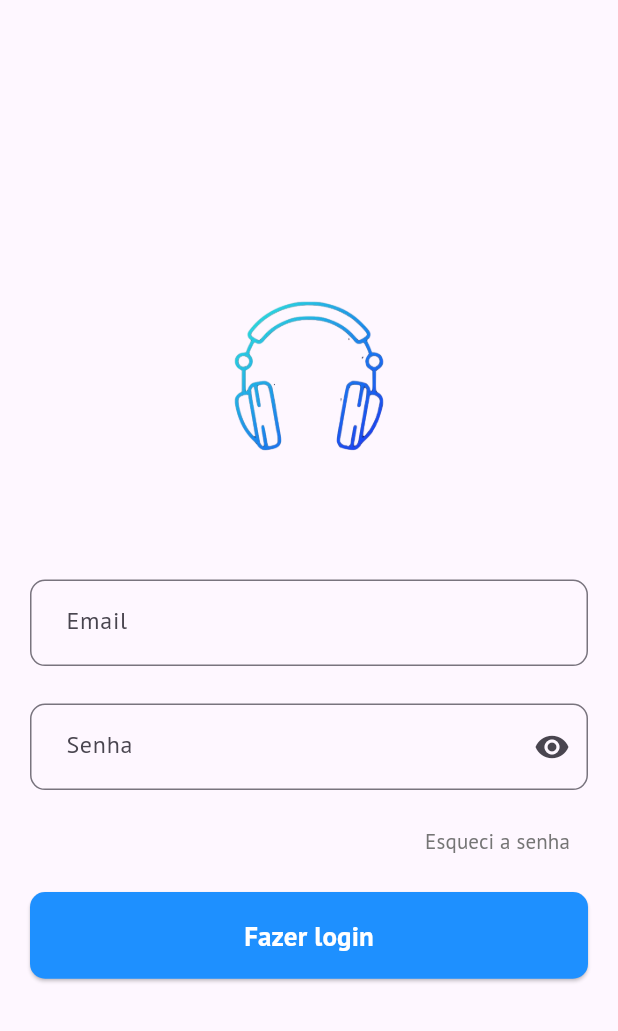
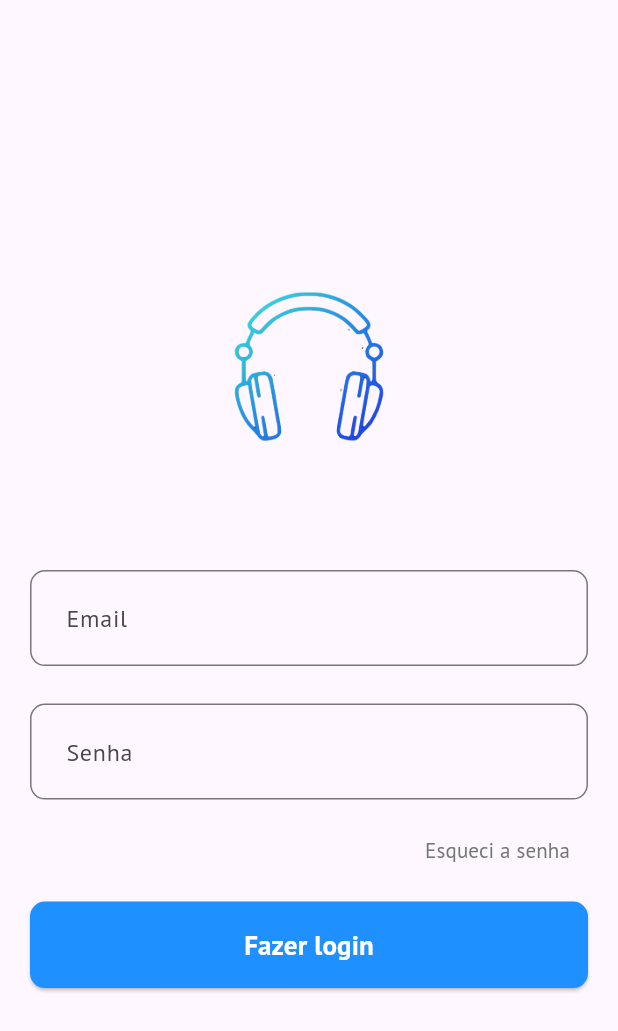
Before and after one commit to gustavoalves20/app_musica, a Flutter app: the LoginView widget shown alone on an empty page, opened directly, on a phone screen of 412 x 824 dp. Shown: the top 1031 px of the screen. Run offline on Flutter 3.47's test engine with Material 3 defaults, Android fonts, the light colour scheme and no system bars; our stand-ins replace google_fonts, sqflite; accounts and stored records are empty.

Commit message:
Criando a pasta routes para organizar as rotas de navegação e organiando os textfield

```diff
--- a/lib/theme/my_text_field_theme.dart
+++ b/lib/theme/my_text_field_theme.dart
@@ -1,20 +1,24 @@
 import 'package:flutter/material.dart';
 
 class MyTextFieldTheme {
-  static InputDecoration get textFieldDecoration {
+  static InputDecoration textFieldDecoration ({
+    String hintText = '',
+    EdgeInsetsGeometry contentPadding = const EdgeInsets.all(10),
+    Color borderColor = Colors.grey,
+    Widget? prefixIcon,
+    Widget? suffixIcon,
+  }) {
     return InputDecoration(
-      contentPadding: const EdgeInsets.all(10),
-      hintText: 'Buscar músicas',
-      prefixIcon: IconButton(
-        onPressed: () {},
-        icon: const Icon(Icons.search_outlined),
-      ),
+      hintText: hintText,
+      contentPadding: contentPadding,
+      prefixIcon: prefixIcon,
+      suffix: suffixIcon,
       border: OutlineInputBorder(
         borderRadius: BorderRadius.circular(10),
       ),
       focusedBorder: OutlineInputBorder(
         borderRadius: BorderRadius.circular(10),
-        borderSide: const BorderSide(color: Colors.black),
+        borderSide: BorderSide(color: borderColor),
       ),
     );
   }
--- a/lib/views/home_view.dart
+++ b/lib/views/home_view.dart
@@ -1,5 +1,6 @@
 import 'package:flutter/material.dart';
 import 'package:nusic/controller/bottom_bar_controller.dart';
+
 import 'package:nusic/theme/my_app_bar_theme.dart';
 import 'package:nusic/theme/my_bottom_bar_theme.dart';
 import 'package:nusic/theme/my_text_field_theme.dart';
@@ -25,12 +26,20 @@ class _HomeViewState extends State<HomeView> {
             padding: const EdgeInsets.symmetric(horizontal: 20, vertical: 20),
             child: TextField(
               cursorColor: Colors.black,
-              decoration: MyTextFieldTheme.textFieldDecoration,
+              decoration: MyTextFieldTheme.textFieldDecoration(
+                hintText: 'Buscar músicas',
+                contentPadding: const EdgeInsets.all(15),
+                borderColor: Colors.black,
+                prefixIcon: IconButton(
+                  onPressed: () {},
+                  icon: const Icon(Icons.search_rounded),
+                ),
+              ),
             ),
           ),
         ],
       ),
-      bottomNavigationBar:MyBottomBar.bottomNavBarDecoration(
+      bottomNavigationBar: MyBottomBar.bottomNavBarDecoration(
         currentIndex: bottomBarController.currentIndex,
         onTap: bottomBarController.onNavBarTap,
       ),
--- a/lib/views/login_view.dart
+++ b/lib/views/login_view.dart
@@ -1,4 +1,5 @@
 import 'package:flutter/material.dart';
+import 'package:nusic/theme/my_text_field_theme.dart';
 
 class LoginView extends StatefulWidget {
   const LoginView({super.key});
@@ -10,8 +11,8 @@ class LoginView extends StatefulWidget {
 class _LoginViewState extends State<LoginView> {
   @override
   Widget build(BuildContext context) {
-    TextEditingController _emailController = TextEditingController();
-    TextEditingController _passwordController = TextEditingController();
+    final _emailController = TextEditingController();
+    final _passwordController = TextEditingController();
 
     var altura = MediaQuery.of(context).size.height;
     var largura = MediaQuery.of(context).size.width;
@@ -25,55 +26,26 @@ class _LoginViewState extends State<LoginView> {
           Image.asset('assets/logo.png', height: altura * alturaLogo),
           Padding(
             padding: const EdgeInsets.only(top: 50, bottom: 25, left: 20, right: 20),
-            child: SizedBox(
-              height: altura * alturaContainer,
             child: TextField(
               controller: _emailController,
               cursorColor: const Color(0xFF1E90FF),
-                decoration: InputDecoration(
-                  contentPadding: EdgeInsets.all(20),
+              decoration: MyTextFieldTheme.textFieldDecoration(
                 hintText: 'Email',
-                  border: OutlineInputBorder(
-                    borderRadius: BorderRadius.circular(10),
-                    borderSide: const BorderSide(
-                      color: Color(0xFF1E90FF),
-                    ),
-                  ),
-                  focusedBorder: OutlineInputBorder(
-                    borderRadius: BorderRadius.circular(10),
-                    borderSide: const BorderSide(
-                      color: Color(0xFF1E90FF),
-                    ),
-                  ),
-                ),
+                contentPadding: const EdgeInsets.all(20),
+                borderColor: const Color(0xFF1E90FF),
               ),
             ),
           ),
           Padding(
             padding: const EdgeInsets.only(left: 20, right: 20, bottom: 10),
-            child: SizedBox(
-              height: altura * alturaContainer,
             child: TextField(
               controller: _passwordController,
               cursorColor: const Color(0xFF1E90FF),
               obscureText: true,
-                decoration: InputDecoration(
-                  contentPadding: EdgeInsets.all(20),
+              decoration: MyTextFieldTheme.textFieldDecoration(
                 hintText: 'Senha',
-                  suffixIcon: const Icon(Icons.visibility),
-                  border: OutlineInputBorder(
-                    borderRadius: BorderRadius.circular(10),
-                    borderSide: const BorderSide(
-                      color: Color(0xFF1E90FF),
-                    ),
-                  ),
-                  focusedBorder: OutlineInputBorder(
-                    borderRadius: BorderRadius.circular(10),
-                    borderSide: const BorderSide(
-                      color: Color(0xFF1E90FF),
-                    ),
-                  ),
-                ),
+                contentPadding: const EdgeInsets.all(20),
+                borderColor: const Color(0xFF1E90FF),
               ),
             ),
           ),
@@ -102,9 +74,7 @@ class _LoginViewState extends State<LoginView> {
               child: ElevatedButton(
                 style: ElevatedButton.styleFrom(
                   backgroundColor: const Color(0xFF1E90FF),
-                  shape: RoundedRectangleBorder(
-                    borderRadius: BorderRadius.circular(10),
-                  ),
+                  shape: RoundedRectangleBorder( borderRadius: BorderRadius.circular(10)),
                 ),
                 onPressed: () {},
                 child: const Text(
```
Lines whose indentation alone changed are shown as unchanged.
